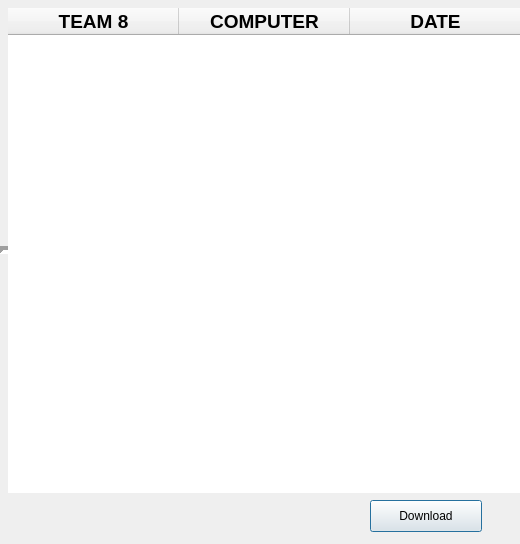
The window that project/scoresdialog.ui (rumeysakarakavak/GTU-Project) describes before a commit, drawn with Qt 5.
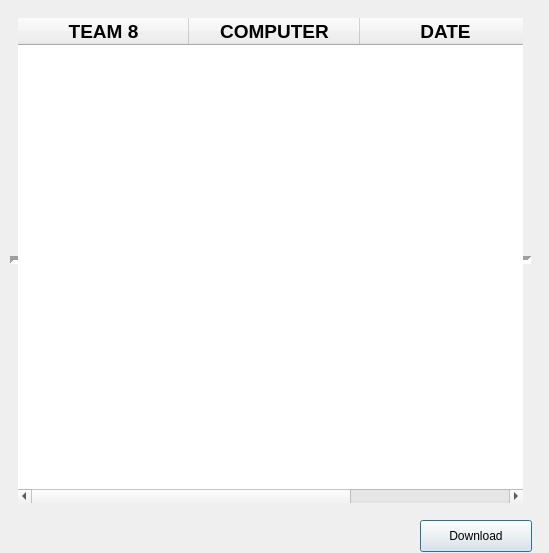
The same window after the commit.

Patch:
```diff
--- a/project/scoresdialog.ui
+++ b/project/scoresdialog.ui
@@ -6,8 +6,8 @@
    <rect>
     <x>0</x>
     <y>0</y>
-    <width>520</width>
-    <height>544</height>
+    <width>549</width>
+    <height>553</height>
    </rect>
   </property>
   <property name="windowTitle">
@@ -16,12 +16,19 @@
   <widget class="QTableWidget" name="scoreTable">
    <property name="geometry">
     <rect>
-     <x>0</x>
-     <y>0</y>
-     <width>531</width>
+     <x>10</x>
+     <y>10</y>
+     <width>521</width>
      <height>501</height>
     </rect>
    </property>
+   <property name="font">
+    <font>
+     <pointsize>14</pointsize>
+     <weight>75</weight>
+     <bold>true</bold>
+    </font>
+   </property>
    <property name="frameShape">
     <enum>QFrame::HLine</enum>
    </property>
@@ -120,8 +127,8 @@
   <widget class="QPushButton" name="down">
    <property name="geometry">
     <rect>
-     <x>370</x>
-     <y>500</y>
+     <x>420</x>
+     <y>520</y>
      <width>112</width>
      <height>32</height>
     </rect>
```
Left out of the diff: 12 changed lines with no effect on the pictures.
